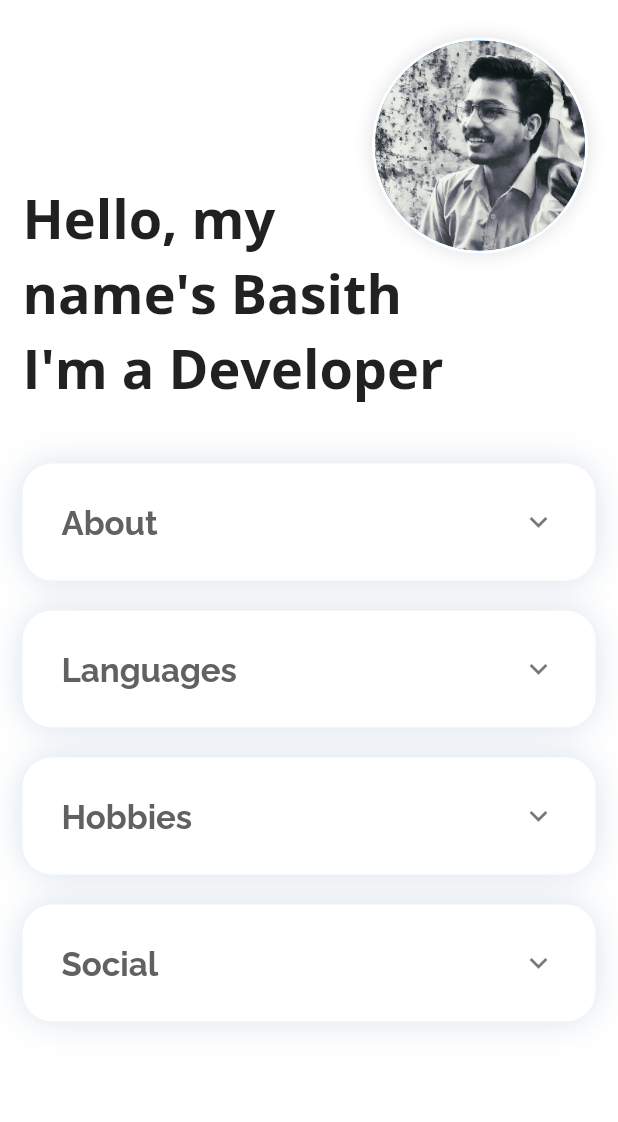
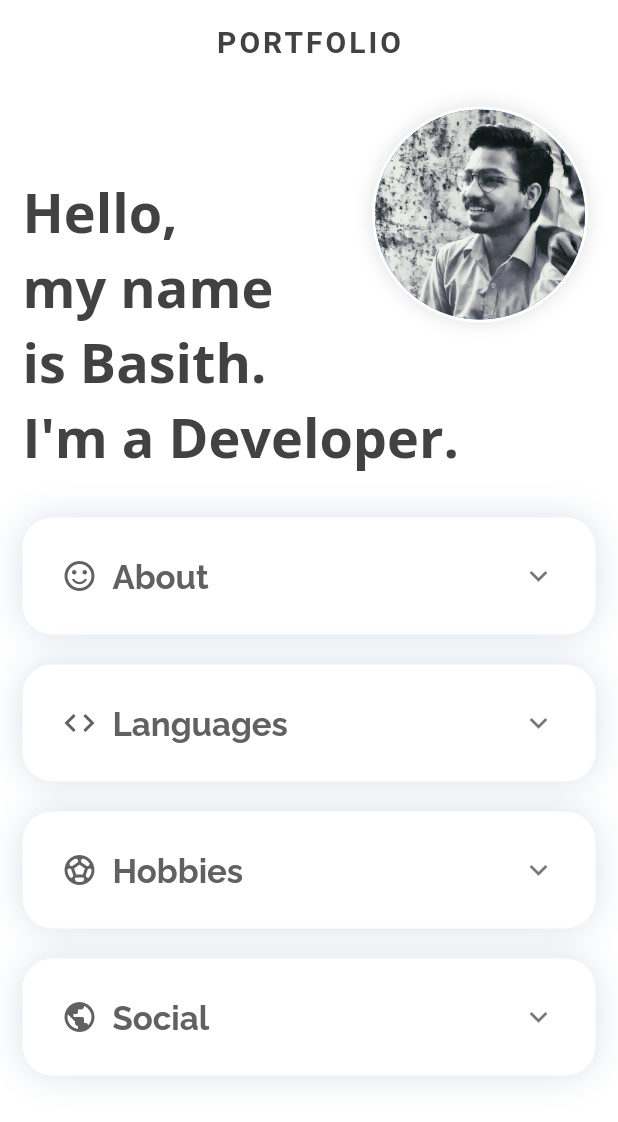
Before and after one commit to Basith-P/Portfolio-BiF, a Flutter app: the screen it shows after launch, on a phone screen of 412 x 824 dp. Shown: the top 1122 px of the screen. Run offline on Flutter 3.47's test engine with Material 2 defaults, Android fonts, the phone set to English and light mode, and no system bars; our stand-ins replace google_fonts.

Commit message:
redesign list tiles | add icons

```diff
--- a/lib/main.dart
+++ b/lib/main.dart
@@ -26,7 +26,7 @@ class MyApp extends StatelessWidget {
         scaffoldBackgroundColor: Colors.white,
         textTheme: ThemeData.light().textTheme.copyWith(
               headline1: GoogleFonts.openSans(
-                color: Colors.grey[900],
+                color: Colors.grey[800],
                 fontSize: 36,
                 fontWeight: FontWeight.bold,
                 height: 1.4,
--- a/lib/screens/home_screen.dart
+++ b/lib/screens/home_screen.dart
@@ -3,6 +3,7 @@
 import 'package:flutter/cupertino.dart';
 import 'package:flutter/material.dart';
 import 'package:flutter/painting.dart';
+import 'package:flutter/rendering.dart';
 import 'package:url_launcher/url_launcher.dart';
 
 import '../widgets/list_tile_text.dart';
@@ -14,6 +15,20 @@ class HomeScreen extends StatelessWidget {
   @override
   Widget build(BuildContext context) {
     return Scaffold(
+      appBar: AppBar(
+        backgroundColor: Colors.white,
+        elevation: 0,
+        title: Text(
+          'PORTFOLIO',
+          style: TextStyle(
+            color: Colors.grey[800],
+            fontWeight: FontWeight.bold,
+            fontSize: 20,
+            letterSpacing: 2,
+          ),
+        ),
+        centerTitle: true,
+      ),
       body: SafeArea(
         child: SingleChildScrollView(
           physics: const BouncingScrollPhysics(),
@@ -22,13 +37,12 @@ class HomeScreen extends StatelessWidget {
             child: Column(
               crossAxisAlignment: CrossAxisAlignment.start,
               children: [
-                const SizedBox(height: 10),
                 Row(
                   crossAxisAlignment: CrossAxisAlignment.end,
                   children: [
                     Expanded(
                       child: Text(
-                        'Hello, my',
+                        'Hello,\nmy name',
                         style: Theme.of(context).textTheme.headline1,
                       ),
                     ),
@@ -41,7 +55,7 @@ class HomeScreen extends StatelessWidget {
                           BoxShadow(color: Colors.black12, blurRadius: 10),
                         ],
                       ),
-                      child: const CircleAvatar(
+                      child: CircleAvatar(
                         radius: 70,
                         backgroundImage: AssetImage('assets/images/1.png'),
                       ),
@@ -50,12 +64,13 @@ class HomeScreen extends StatelessWidget {
                   ],
                 ),
                 Text(
-                  'name\'s Basith\nI\'m a Developer',
+                  'is Basith.\nI\'m a Developer.',
                   style: Theme.of(context).textTheme.headline1,
                 ),
-                const SizedBox(height: 30),
+                const SizedBox(height: 20),
                 buildCustomCard(
                   context,
+                  Icons.sentiment_satisfied_alt_outlined,
                   'About',
                   [
                     Text(
@@ -66,41 +81,64 @@ class HomeScreen extends StatelessWidget {
                 ),
                 buildCustomCard(
                   context,
+                  Icons.code_outlined,
                   'Languages',
                   [
                     ListTileText('Flutter'),
+                    Divider(color: Colors.grey[200]),
                     ListTileText('Python'),
+                    Divider(color: Colors.grey[200]),
                     ListTileText('HTML'),
+                    Divider(color: Colors.grey[200]),
                     ListTileText('CSS'),
                   ],
                 ),
                 buildCustomCard(
                   context,
+                  Icons.sports_soccer_outlined,
                   'Hobbies',
                   [
                     ListTileText('Reading'),
+                    Divider(color: Colors.grey[200]),
                     ListTileText('Make videos'),
                   ],
                 ),
                 buildCustomCard(
                   context,
+                  Icons.public_outlined,
                   'Social',
                   [
                     InkWell(
-                      child: ListTileText('GitHub'),
+                      child: ListTileText(
+                        'GitHub',
+                        icon: Icons.call_made_rounded,
+                      ),
                       onTap: () => _launchURL('https://github.com/Basith-P'),
                     ),
+                    Divider(color: Colors.grey[200]),
                     InkWell(
-                      child: ListTileText('LinkedIn'),
+                      child: ListTileText(
+                        'LinkedIn',
+                        icon: Icons.call_made_rounded,
+                      ),
                       onTap: () => _launchURL('https://www.linkedin.com/in/basithp9/'),
                     ),
+                    Divider(color: Colors.grey[200]),
                     InkWell(
-                      child: ListTileText('Instagram'),
+                      child: ListTileText(
+                        'Instagram',
+                        icon: Icons.call_made_rounded,
+                      ),
                       onTap: () => _launchURL('https://www.instagram.com/basith_nst/'),
                     ),
+                    Divider(color: Colors.grey[200]),
                     InkWell(
-                      child: ListTileText('YouTube'),
-                      onTap: () => _launchURL('https://www.youtube.com/c/B9STUDIOS'),
+                      child: ListTileText(
+                        'YouTube',
+                        icon: Icons.call_made_rounded,
+                      ),
+                      onTap: () => _launchURL(
+                          'https://www.youtube.com/channel/UCe-QNDe5ywUCHE2MSY_3q7Q?sub_confirmation=1'),
                     ),
                   ],
                 ),
--- a/lib/widgets/custom_card.dart
+++ b/lib/widgets/custom_card.dart
@@ -1,6 +1,6 @@
 import 'package:flutter/material.dart';
 
-Widget buildCustomCard(BuildContext context, String title, List<Widget> children) {
+Widget buildCustomCard(BuildContext context, IconData icon, String title, List<Widget> children) {
   return GestureDetector(
     child: Container(
       margin: const EdgeInsets.symmetric(vertical: 10),
@@ -19,9 +19,18 @@ Widget buildCustomCard(BuildContext context, String title, List<Widget> children
       child: Theme(
         data: Theme.of(context).copyWith(dividerColor: Colors.transparent),
         child: ExpansionTile(
-          title: Text(
-            title,
-            style: Theme.of(context).textTheme.headline3,
+          title: Row(
+            children: [
+              Icon(
+                icon,
+                color: Colors.grey[700],
+              ),
+              const SizedBox(width: 10),
+              Text(
+                title,
+                style: Theme.of(context).textTheme.headline3,
+              ),
+            ],
           ),
           childrenPadding: const EdgeInsets.all(15).copyWith(top: 0),
           children: children,
--- a/lib/widgets/list_tile_text.dart
+++ b/lib/widgets/list_tile_text.dart
@@ -2,13 +2,14 @@ import 'package:flutter/material.dart';
 
 class ListTileText extends StatelessWidget {
   final String title;
+  final IconData? icon;
 
-  const ListTileText(this.title, {Key? key}) : super(key: key);
+  const ListTileText(this.title, {Key? key, this.icon}) : super(key: key);
 
   @override
   Widget build(BuildContext context) {
     return ListTile(
-      // alignment: Alignment.centerLeft,
+      trailing: Icon(icon),
       title: Text(
         title,
         style: Theme.of(context).textTheme.headline6,
--- a/pubspec.yaml
+++ b/pubspec.yaml
@@ -30,12 +30,6 @@ dependencies:
 dev_dependencies:
    flutter_test:
       sdk: flutter
-
-   # The "flutter_lints" package below contains a set of recommended lints to
-   # encourage good coding practices. The lint set provided by the package is
-   # activated in the `analysis_options.yaml` file located at the root of your
-   # package. See that file for information about deactivating specific lint
-   # rules and activating additional ones.
    flutter_lints: ^1.0.0
 
 # For information on the generic Dart part of this file, see the
```
Also changed, not shown: assets/images/g1.jpg (added).
